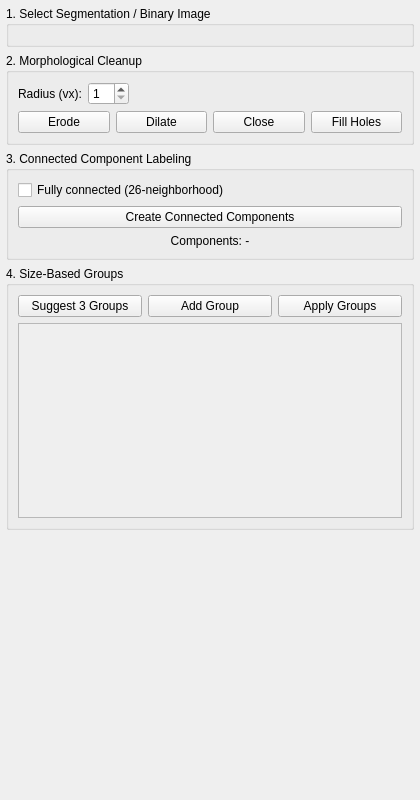
Old version of the form Plugins/org.mitk.gui.qt.m2.connectedcomponents/src/internal/ConnectedComponentsViewControls.ui in the repository m2aia/m2aia.
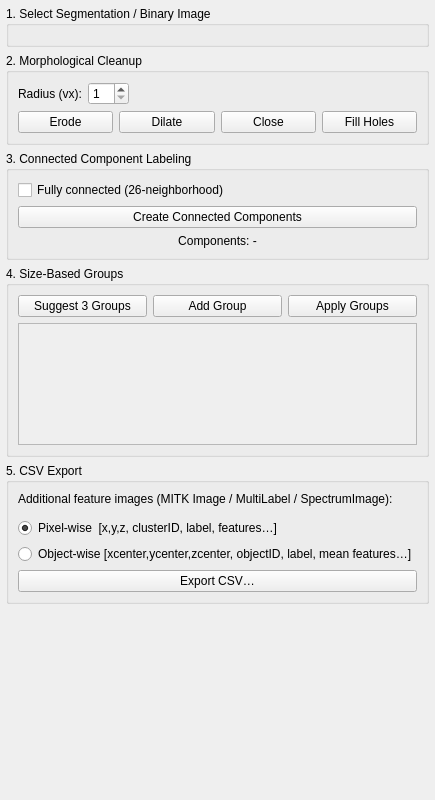
New version of the form. Custom widgets are drawn as their Qt base class.

Commit message: Add CSV export functionality to Connected Components View

What changed in the file:
```diff
--- a/Plugins/org.mitk.gui.qt.m2.connectedcomponents/src/internal/ConnectedComponentsViewControls.ui
+++ b/Plugins/org.mitk.gui.qt.m2.connectedcomponents/src/internal/ConnectedComponentsViewControls.ui
@@ -218,6 +218,72 @@
     </widget>
    </item>
 
+   <!-- =====================================================================
+        5. CSV Export
+        ===================================================================== -->
+   <item>
+    <widget class="QGroupBox" name="groupBoxExport">
+     <property name="title">
+      <string>5. CSV Export</string>
+     </property>
+     <layout class="QVBoxLayout" name="layoutExport">
+
+      <!-- Feature images selection -->
+      <item>
+       <widget class="QLabel" name="labelFeatureImages">
+        <property name="text">
+         <string>Additional feature images (MITK Image / MultiLabel / SpectrumImage):</string>
+        </property>
+        <property name="wordWrap"><bool>true</bool></property>
+       </widget>
+      </item>
+      <item>
+       <widget class="QmitkMultiNodeSelectionWidget" name="featureImageSelection" native="true">
+        <property name="minimumHeight"><number>60</number></property>
+       </widget>
+      </item>
+
+      <!-- Export mode radio buttons -->
+      <item>
+       <layout class="QHBoxLayout" name="layoutExportMode">
+        <item>
+         <widget class="QRadioButton" name="radioPixelWise">
+          <property name="text"><string>Pixel-wise  [x,y,z, clusterID, label, features…]</string></property>
+          <property name="checked"><bool>true</bool></property>
+          <property name="toolTip">
+           <string>One row per non-background voxel.  Features are sampled at each voxel position.</string>
+          </property>
+         </widget>
+        </item>
+       </layout>
+      </item>
+      <item>
+       <layout class="QHBoxLayout" name="layoutExportMode2">
+        <item>
+         <widget class="QRadioButton" name="radioObjectWise">
+          <property name="text"><string>Object-wise [xcenter,ycenter,zcenter, objectID, label, mean features…]</string></property>
+          <property name="toolTip">
+           <string>One row per connected component.  Position = centroid, features = per-component mean.</string>
+          </property>
+         </widget>
+        </item>
+       </layout>
+      </item>
+
+      <!-- Export button -->
+      <item>
+       <widget class="QPushButton" name="btnExportCSV">
+        <property name="text"><string>Export CSV…</string></property>
+        <property name="toolTip">
+         <string>Write a CSV file with cluster coordinates and optional feature values</string>
+        </property>
+       </widget>
+      </item>
+
+     </layout>
+    </widget>
+   </item>
+
    <!-- Vertical spacer at bottom -->
    <item>
     <spacer name="verticalSpacerBottom">
@@ -241,6 +307,12 @@
    <header>QmitkSingleNodeSelectionWidget.h</header>
    <container>0</container>
   </customwidget>
+  <customwidget>
+   <class>QmitkMultiNodeSelectionWidget</class>
+   <extends>QWidget</extends>
+   <header>QmitkMultiNodeSelectionWidget.h</header>
+   <container>0</container>
+  </customwidget>
  </customwidgets>
 
  <resources/>
```
The commit also changes 5 other files.
